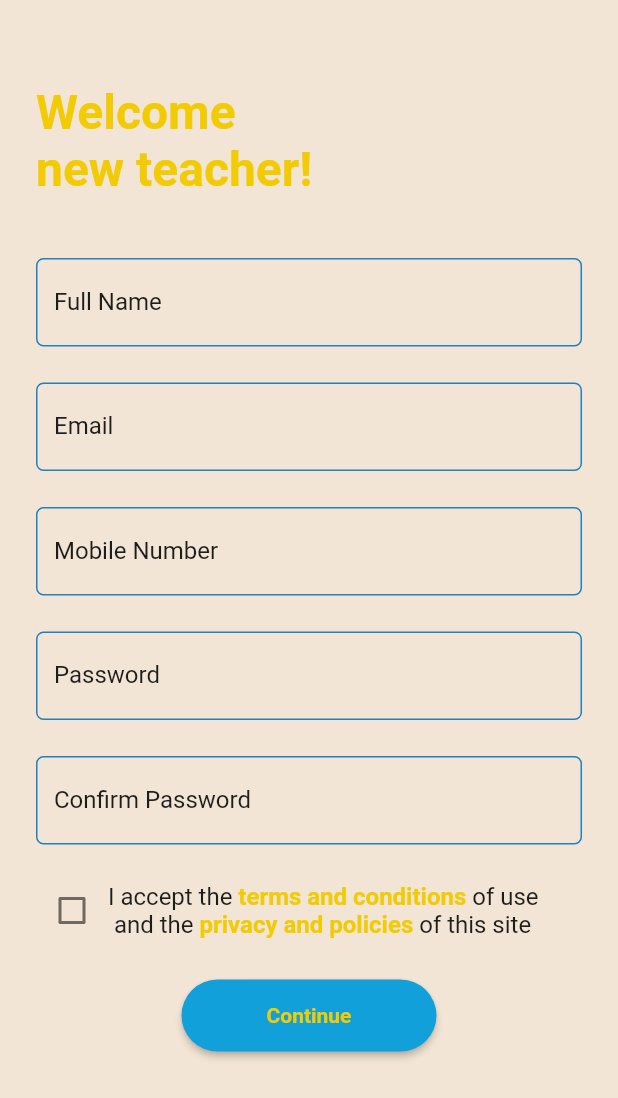
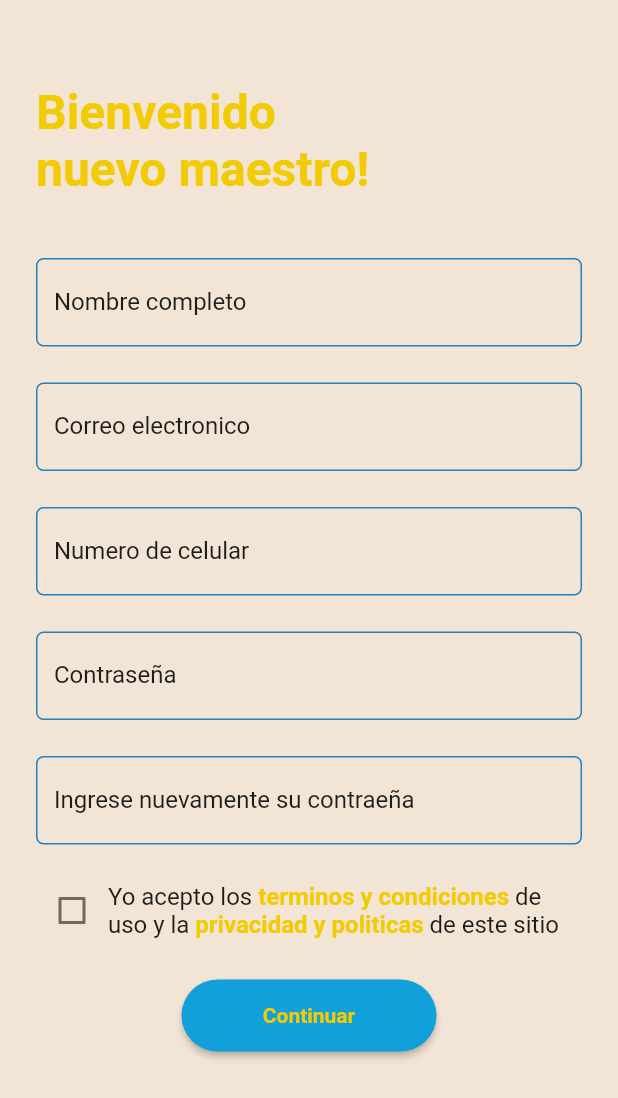
Before and after one commit to Nochest/Historyar, a Flutter app: the TeacherRegister screen opened directly, on a phone screen of 412 x 824 dp. Shown: the top 1098 px of the screen. Run offline on Flutter 3.47's test engine with Material 2 defaults, Android fonts, the phone set to English and light mode, and no system bars; network calls fail.

Commit message:
update de app

```diff
--- a/lib/pages/register_pages/student_register.dart
+++ b/lib/pages/register_pages/student_register.dart
@@ -69,7 +69,7 @@ class _StudentRegisterState extends State<StudentRegister> {
                   child: Padding(
                     padding: EdgeInsets.only(top: 24.0),
                     child: Text(
-                      'Welcome\nnew student!',
+                      'Bienvenido\nnuevo estudiante!',
                       style: TextStyle(fontWeight: FontWeight.w700, color: _colorPalette.yellow, fontSize: 32.0),
                       textAlign: TextAlign.start,
                     ),
@@ -81,10 +81,10 @@ class _StudentRegisterState extends State<StudentRegister> {
                       focus_full_name,
                       _fullNameController,
                       TextInputType.text,
-                      'Full Name',
+                      'Nombre completo',
                       '',
                       false,
-                      'Name',
+                      'Nombre completo',
                       name
                   ),
                 ),
@@ -94,10 +94,10 @@ class _StudentRegisterState extends State<StudentRegister> {
                       focus_email,
                       _emailController,
                       TextInputType.text,
-                      'Email',
+                      'Correo electronico',
                       '',
                       false,
-                      'Email',
+                      'Correo electronico',
                       email
                   ),
                 ),
@@ -107,10 +107,10 @@ class _StudentRegisterState extends State<StudentRegister> {
                       focus_password,
                       _passwordController,
                       TextInputType.text,
-                      'Password',
+                      'Contraseña',
                       '',
                       true,
-                      'Password',
+                      'Contraseña',
                       password
                   ),
                 ),
@@ -120,10 +120,10 @@ class _StudentRegisterState extends State<StudentRegister> {
                       focus_password_confirm,
                       _passwordConfirmController,
                       TextInputType.text,
-                      'Confirm Password',
+                      'Ingrese nuevamente su contraeña',
                       '',
                       true,
-                      'Confirmed password',
+                      'Ingrese nuevamente su contraeña',
                       passwordConfirmed
                   ),
                 ),
@@ -140,29 +140,29 @@ class _StudentRegisterState extends State<StudentRegister> {
                             }),
                         Text.rich(
                           TextSpan(
-                              text: 'I accept the ',
+                              text: 'Yo acepto los ',
                               style: TextStyle(fontSize: 16.0, fontWeight: FontWeight.w400, color: _colorPalette.text),
                               children: [
                                 TextSpan(
-                                    text: 'terms and conditions ',
+                                    text: 'terminos y condiciones ',
                                     style: TextStyle(fontSize: 16.0, fontWeight: FontWeight.w600, color: _colorPalette.yellow),
                                     recognizer: TapGestureRecognizer()..onTap = (){
-                                      _alert.createAlert(context, 'Terms and Conditions', lorem_ipsum.toString(), 'Close');
+                                      _alert.createAlert(context, 'Terminos y Condiciones', lorem_ipsum.toString(), 'Cerrar');
                                     }
                                 ),
                                 TextSpan(
-                                    text: 'of use\n and the ',
+                                    text: 'de \nuso y la ',
                                     style: TextStyle(fontSize: 16.0, fontWeight: FontWeight.w400, color: _colorPalette.text),
                                     children: [
                                       TextSpan(
-                                          text: 'privacy and policies ',
+                                          text: 'privacidad y politicas ',
                                           style: TextStyle(fontSize: 16.0, fontWeight: FontWeight.w600, color: _colorPalette.yellow),
                                           recognizer: TapGestureRecognizer()..onTap = (){
-                                            _alert.createAlert(context, 'Privacy and Policies', lorem_ipsum.toString(), 'Close');
+                                            _alert.createAlert(context, 'Privacidad y Politicas', lorem_ipsum.toString(), 'Cerrar');
                                           }
                                       ),
                                       TextSpan(
-                                          text: 'of this site',
+                                          text: 'de este sitio',
                                           style: TextStyle(fontSize: 16.0, fontWeight: FontWeight.w400, color: _colorPalette.text))
                                     ]
                                 )
@@ -189,7 +189,7 @@ class _StudentRegisterState extends State<StudentRegister> {
           shape: RoundedRectangleBorder(
               borderRadius: BorderRadius.circular(100.0)
           ),
-          child: Text('Continue', style: TextStyle(color: _colorPalette.yellow, fontWeight: FontWeight.bold)),
+          child: Text('Continuar', style: TextStyle(color: _colorPalette.yellow, fontWeight: FontWeight.bold)),
           onPressed: (){
             if(value && _fullNameController.text.isNotEmpty && _emailController.text.isNotEmpty  &&
                 _passwordController.text.isNotEmpty && _passwordConfirmController.text.isNotEmpty &&
--- a/lib/pages/register_pages/teacher_register.dart
+++ b/lib/pages/register_pages/teacher_register.dart
@@ -73,7 +73,7 @@ class _TeacherRegisterState extends State<TeacherRegister> {
                   child: Padding(
                     padding: EdgeInsets.only(top: 24.0),
                     child: Text(
-                      'Welcome\nnew teacher!',
+                      'Bienvenido\nnuevo maestro!',
                       style: TextStyle(fontWeight: FontWeight.w700, color: _colorPalette.yellow, fontSize: 32.0),
                       textAlign: TextAlign.start,
                     ),
@@ -85,10 +85,10 @@ class _TeacherRegisterState extends State<TeacherRegister> {
                       focus_full_name,
                       _fullNameController,
                       TextInputType.text,
-                      'Full Name',
+                      'Nombre completo',
                       '',
                       false,
-                      'Name',
+                      'Nombre completo',
                       name
                   ),
                 ),
@@ -98,10 +98,10 @@ class _TeacherRegisterState extends State<TeacherRegister> {
                       focus_email,
                       _emailController,
                       TextInputType.text,
-                      'Email',
+                      'Correo electronico',
                       '',
                       false,
-                      'Email',
+                      'Correo electronico',
                       email
                   ),
                 ),
@@ -111,10 +111,10 @@ class _TeacherRegisterState extends State<TeacherRegister> {
                       focus_mobile,
                       _mobileController,
                       TextInputType.phone,
-                      'Mobile Number',
+                      'Numero de celular',
                       '',
                       false,
-                      'Phone',
+                      'Numero de celular',
                       mobile
                   ),
                 ),
@@ -124,10 +124,10 @@ class _TeacherRegisterState extends State<TeacherRegister> {
                       focus_password,
                       _passwordController,
                       TextInputType.text,
-                      'Password',
+                      'Contraseña',
                       '',
                       true,
-                      'Password',
+                      'Contraseña',
                       password
                   ),
                 ),
@@ -137,10 +137,10 @@ class _TeacherRegisterState extends State<TeacherRegister> {
                       focus_password_confirm,
                       _passwordConfirmController,
                       TextInputType.text,
-                      'Confirm Password',
+                      'Ingrese nuevamente su contraeña',
                       '',
                       true,
-                      'Confirmed password',
+                      'Ingrese nuevamente su contraeña',
                       passwordConfirmed
                   ),
                 ),
@@ -157,29 +157,29 @@ class _TeacherRegisterState extends State<TeacherRegister> {
                             }),
                         Text.rich(
                           TextSpan(
-                              text: 'I accept the ',
+                              text: 'Yo acepto los ',
                               style: TextStyle(fontSize: 16.0, fontWeight: FontWeight.w400, color: _colorPalette.text),
                               children: [
                                 TextSpan(
-                                    text: 'terms and conditions ',
+                                    text: 'terminos y condiciones ',
                                     style: TextStyle(fontSize: 16.0, fontWeight: FontWeight.w600, color: _colorPalette.yellow),
                                     recognizer: TapGestureRecognizer()..onTap = (){
-                                      _alert.createAlert(context, 'Terms and Conditions', lorem_ipsum.toString(), 'Close');
+                                      _alert.createAlert(context, 'Terminos y Condiciones', lorem_ipsum.toString(), 'Cerrar');
                                     }
                                 ),
                                 TextSpan(
-                                    text: 'of use\n and the ',
+                                    text: 'de \nuso y la ',
                                     style: TextStyle(fontSize: 16.0, fontWeight: FontWeight.w400, color: _colorPalette.text),
                                     children: [
                                       TextSpan(
-                                          text: 'privacy and policies ',
+                                          text: 'privacidad y politicas ',
                                           style: TextStyle(fontSize: 16.0, fontWeight: FontWeight.w600, color: _colorPalette.yellow),
                                           recognizer: TapGestureRecognizer()..onTap = (){
-                                            _alert.createAlert(context, 'Privacy and Policies', lorem_ipsum.toString(), 'Close');
+                                            _alert.createAlert(context, 'Privacidad y Politicas', lorem_ipsum.toString(), 'Cerrar');
                                           }
                                       ),
                                       TextSpan(
-                                          text: 'of this site',
+                                          text: 'de este sitio',
                                           style: TextStyle(fontSize: 16.0, fontWeight: FontWeight.w400, color: _colorPalette.text))
                                     ]
                                 )
@@ -206,7 +206,7 @@ class _TeacherRegisterState extends State<TeacherRegister> {
           shape: RoundedRectangleBorder(
               borderRadius: BorderRadius.circular(100.0)
           ),
-          child: Text('Continue', style: TextStyle(color: _colorPalette.yellow, fontWeight: FontWeight.bold)),
+          child: Text('Continuar', style: TextStyle(color: _colorPalette.yellow, fontWeight: FontWeight.bold)),
           onPressed: (){
             if(value && _fullNameController.text.isNotEmpty && _emailController.text.isNotEmpty && _mobileController.text.isNotEmpty &&
                 _passwordController.text.isNotEmpty && _passwordConfirmController.text.isNotEmpty &&
--- a/lib/pages/sign_in_pages/sign_in.dart
+++ b/lib/pages/sign_in_pages/sign_in.dart
@@ -54,7 +54,7 @@ class _SignInState extends State<SignIn> {
                 child: Container(
                   width: double.infinity,
                   child: Text(
-                    'Login',
+                    'Iniciar sesión',
                     style: TextStyle(fontWeight: FontWeight.w700, color: _colorPalette.yellow, fontSize: 32.0),
                     textAlign: TextAlign.start,
                   ),
@@ -66,10 +66,10 @@ class _SignInState extends State<SignIn> {
                     focus_email,
                     _emailController,
                     TextInputType.emailAddress,
-                    'Email or Mobile',
+                    'Correo',
                     '',
                     false,
-                    'Email',
+                    'Correo ',
                     signIn
                 ),
               ),
@@ -79,10 +79,10 @@ class _SignInState extends State<SignIn> {
                     focus_password,
                     _passwordController,
                     TextInputType.text,
-                    'Password',
+                    'Contraseña',
                     '',
                     true,
-                    'Password',
+                    'Contraseña',
                     pass
                 ),
               ),
@@ -92,7 +92,7 @@ class _SignInState extends State<SignIn> {
                   alignment: Alignment.centerRight,
                   width: double.maxFinite,
                   child: TextButton(
-                    child: Text('Forgot my password?', style: TextStyle(color: _colorPalette.darkBlue, fontWeight: FontWeight.w400, fontSize: 16.0)),
+                    child: Text('Olvidaste tu contraseña?', style: TextStyle(color: _colorPalette.darkBlue, fontWeight: FontWeight.w400, fontSize: 16.0)),
                     onPressed: (){
                       //TODO: Password recover page
                     },
@@ -119,7 +119,7 @@ class _SignInState extends State<SignIn> {
           shape: RoundedRectangleBorder(
               borderRadius: BorderRadius.circular(100.0)
           ),
-          child: Text('Login', style: TextStyle(color: _colorPalette.darkBlue, fontWeight: FontWeight.bold)),
+          child: Text('Iniciar sesión', style: TextStyle(color: _colorPalette.darkBlue, fontWeight: FontWeight.bold)),
           onPressed: (){
             if(_emailController.text.isNotEmpty && _passwordController.text.isNotEmpty){
               Navigator.of(context).
@@ -141,9 +141,9 @@ class _SignInState extends State<SignIn> {
       child: Row(
         mainAxisAlignment: MainAxisAlignment.center,
         children: [
-          Text('Don\'t have an account?', style: TextStyle(color: _colorPalette.text, fontWeight: FontWeight.w400, fontSize: 16.0)),
+          Text('No tienes una cuenta?', style: TextStyle(color: _colorPalette.text, fontWeight: FontWeight.w400, fontSize: 16.0)),
           TextButton(
-            child: Text('Register Now', style: TextStyle(color: _colorPalette.darkBlue, fontWeight: FontWeight.w400, fontSize: 16.0)),
+            child: Text('Registrate ahora', style: TextStyle(color: _colorPalette.darkBlue, fontWeight: FontWeight.w400, fontSize: 16.0)),
             onPressed: () {
              createAlert(context);
             },
--- a/lib/utils/color_palette.dart
+++ b/lib/utils/color_palette.dart
@@ -6,6 +6,7 @@ class ColorPalette {
   Color yellow = Color(0xfff2cb05);
   Color cream = Color(0xfff2e5d5);
   Color text = Color(0xff1d1d1b);
+  Color white = Color(0xffFFFFFF);
 
   Color error = Color(0xffDB380E);
   Color warning = Color(0xffFFC702);
```
Also changed, not shown: lib/model/forum_holder.dart (added, +34 -0 lines), lib/pages/main_menu_pages/community.dart (added, +124 -0 lines), lib/pages/main_menu_pages/forum_detail.dart (added, +187 -0 lines), lib/pages/main_menu_pages/home_holder.dart (+15 -1 lines), lib/pages/main_menu_pages/profile_page.dart (added, +120 -0 lines), lib/widgets/app_bar.dart (added, +82 -0 lines), lib/widgets/button_app_bar.dart (added, +31 -0 lines), lib/widgets/card.dart (added, +52 -0 lines), assets/profile.png (added).
